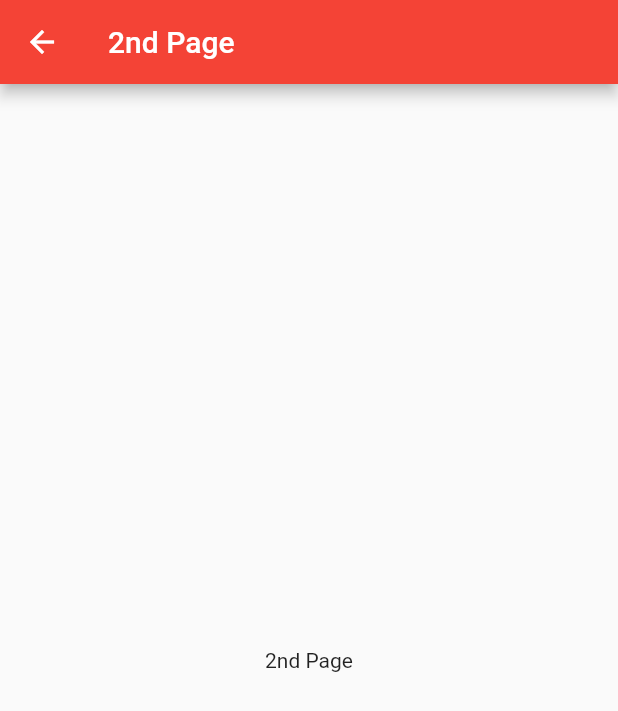
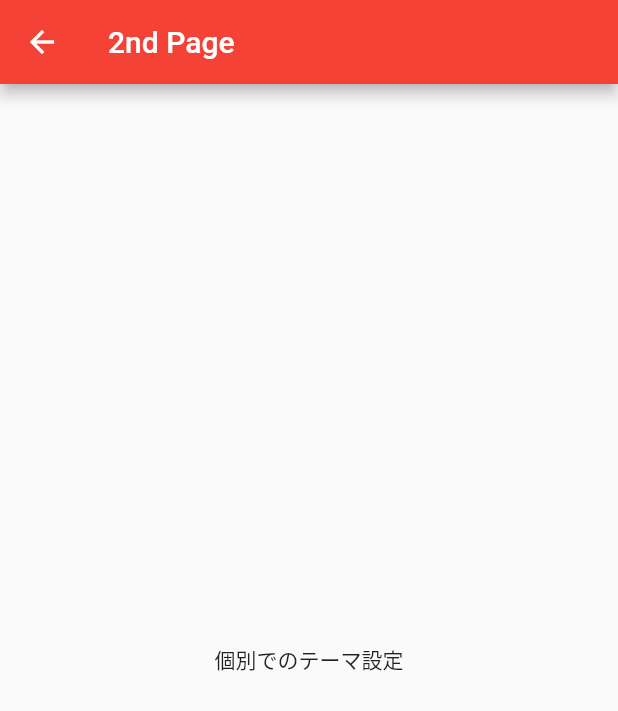
Before and after one commit to tnagasak/sample_app_darkmode, a Flutter app: the SecondPage screen opened directly, on a phone screen of 412 x 824 dp. Shown: the top 711 px of the screen. Run offline on Flutter 3.47's test engine with Material 2 defaults, Android fonts, the phone set to English and light mode, and no system bars.

Commit message:
second commit

```diff
--- a/lib/second_page.dart
+++ b/lib/second_page.dart
@@ -16,7 +16,7 @@ class SecondPage extends StatelessWidget {
           title: Text('2nd Page'),
         ),
         body: Center(
-          child: Text('2nd Page'),
+          child: Text('個別でのテーマ設定'),
         ),
       ),
     );
```
